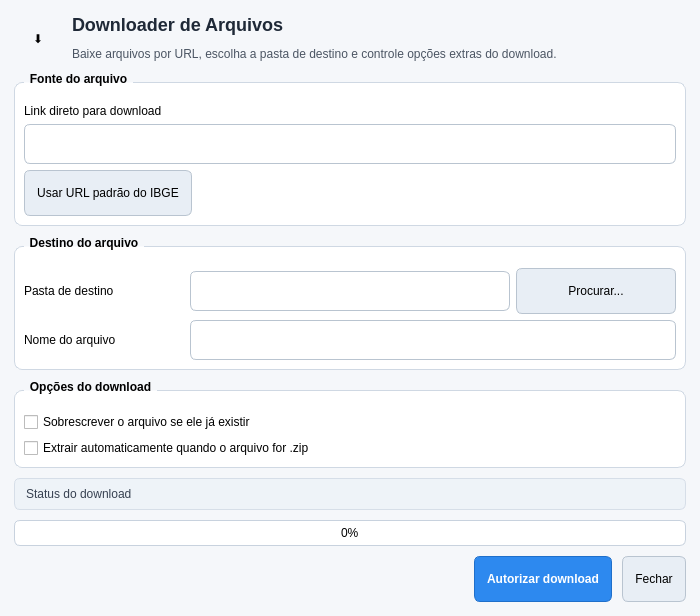
Old version of the form downloader_project/downloaderplugin/downloaderPlugin_dialog_base.ui in the repository eric-santos22/prog_aplicada_cartografia.
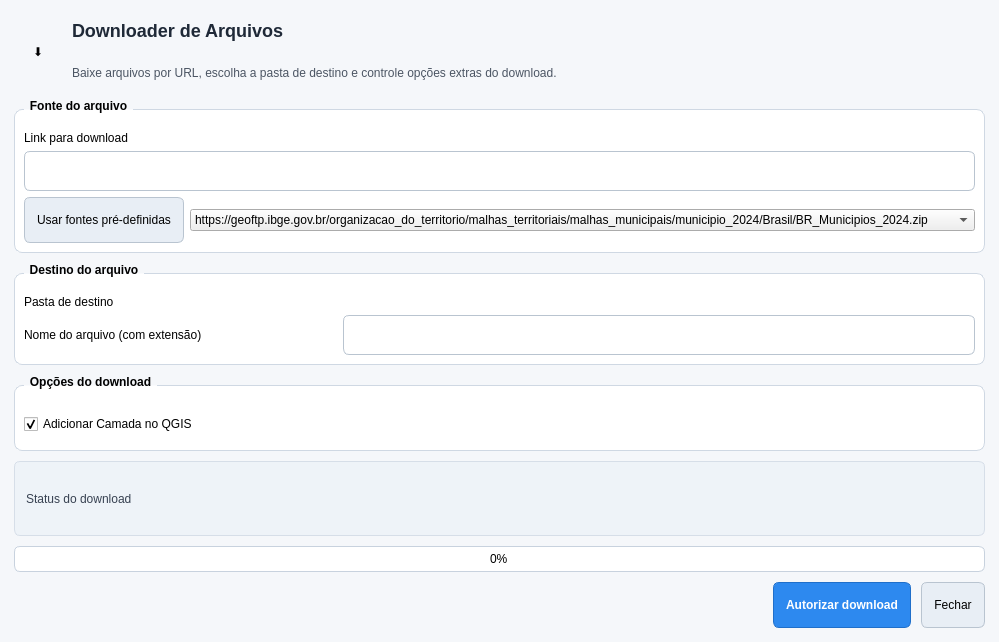
New version of the form. Custom widgets are drawn as their Qt base class.

Diff of the .ui file:
```diff
--- a/downloader_project/downloaderplugin/downloaderPlugin_dialog_base.ui
+++ b/downloader_project/downloaderplugin/downloaderPlugin_dialog_base.ui
@@ -7,7 +7,7 @@
     <x>0</x>
     <y>0</y>
     <width>700</width>
-    <height>470</height>
+    <height>642</height>
    </rect>
   </property>
   <property name="windowTitle">
@@ -155,7 +155,7 @@
       <item>
        <widget class="QLabel" name="label_url">
         <property name="text">
-         <string>Link direto para download</string>
+         <string>Link para download</string>
         </property>
        </widget>
       </item>
@@ -167,22 +167,21 @@
         <item>
          <widget class="QPushButton" name="botao_restaurar_url">
           <property name="text">
-           <string>Usar URL padrão do IBGE</string>
+           <string>Usar fontes pré-definidas</string>
           </property>
          </widget>
         </item>
         <item>
-         <spacer name="horizontalSpacer_url">
-          <property name="orientation">
-           <enum>Qt::Horizontal</enum>
+         <widget class="QComboBox" name="comboBox_urls">
+          <property name="editable">
+           <bool>false</bool>
           </property>
-          <property name="sizeHint" stdset="0">
-           <size>
-            <width>40</width>
-            <height>20</height>
-           </size>
-          </property>
-         </spacer>
+          <item>
+           <property name="text">
+            <string>https://geoftp.ibge.gov.br/organizacao_do_territorio/malhas_territoriais/malhas_municipais/municipio_2024/Brasil/BR_Municipios_2024.zip</string>
+           </property>
+          </item>
+         </widget>
         </item>
        </layout>
       </item>
@@ -195,6 +194,16 @@
       <string>Destino do arquivo</string>
      </property>
      <layout class="QGridLayout" name="gridLayout_destino">
+      <item row="2" column="0">
+       <widget class="QLabel" name="label_nome_arquivo">
+        <property name="text">
+         <string>Nome do arquivo (com extensão)</string>
+        </property>
+       </widget>
+      </item>
+      <item row="2" column="1" colspan="2">
+       <widget class="QLineEdit" name="campo_nome_arquivo"/>
+      </item>
       <item row="0" column="0">
        <widget class="QLabel" name="label_pasta">
         <property name="text">
@@ -202,26 +211,13 @@
         </property>
        </widget>
       </item>
-      <item row="0" column="1" colspan="2">
-       <widget class="QLineEdit" name="campo_pasta"/>
-      </item>
-      <item row="0" column="3">
-       <widget class="QPushButton" name="botao_procurar">
-        <property name="text">
-         <string>Procurar...</string>
+      <item row="0" column="1">
+       <widget class="QgsFileWidget" name="campo_pasta">
+        <property name="storageMode">
+         <enum>QgsFileWidget::GetDirectory</enum>
         </property>
        </widget>
       </item>
-      <item row="1" column="0">
-       <widget class="QLabel" name="label_nome_arquivo">
-        <property name="text">
-         <string>Nome do arquivo</string>
-        </property>
-       </widget>
-      </item>
-      <item row="1" column="1" colspan="3">
-       <widget class="QLineEdit" name="campo_nome_arquivo"/>
-      </item>
      </layout>
     </widget>
    </item>
@@ -232,16 +228,15 @@
      </property>
      <layout class="QVBoxLayout" name="verticalLayout_opcoes">
       <item>
-       <widget class="QCheckBox" name="checkbox_sobrescrever">
-        <property name="text">
-         <string>Sobrescrever o arquivo se ele já existir</string>
+       <widget class="QCheckBox" name="checkbox_adicionar_camada">
+        <property name="enabled">
+         <bool>true</bool>
         </property>
-       </widget>
-      </item>
-      <item>
-       <widget class="QCheckBox" name="checkbox_extrair_zip">
         <property name="text">
-         <string>Extrair automaticamente quando o arquivo for .zip</string>
+         <string>Adicionar Camada no QGIS</string>
+        </property>
+        <property name="checked">
+         <bool>true</bool>
         </property>
        </widget>
       </item>
@@ -298,6 +293,13 @@
    </item>
   </layout>
  </widget>
+ <customwidgets>
+  <customwidget>
+   <class>QgsFileWidget</class>
+   <extends>QWidget</extends>
+   <header>qgsfilewidget.h</header>
+  </customwidget>
+ </customwidgets>
  <resources/>
  <connections/>
 </ui>
```
Left out of the diff: 6 changed lines with no effect on the pictures.
